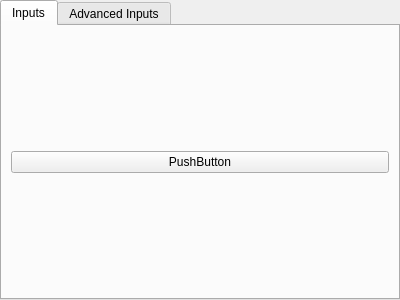
This is Source/Applications/DREAM3D/UI_Files/QFilterInputDockWidget.ui in BlueQuartzSoftware/DREAM3D as Qt 5 draws it before an edit. The edited form follows.
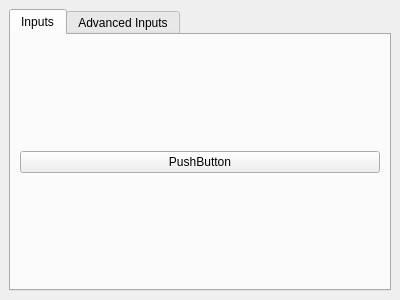
This is the edited form.

Diff of the .ui file:
```diff
--- a/Source/Applications/DREAM3D/UI_Files/QFilterInputDockWidget.ui
+++ b/Source/Applications/DREAM3D/UI_Files/QFilterInputDockWidget.ui
@@ -28,10 +28,15 @@
    <string>Filter Input Parameters</string>
   </property>
   <widget class="QWidget" name="dockWidgetContents">
+   <property name="geometry">
+    <rect>
+     <x>0</x>
+     <y>0</y>
+     <width>201</width>
+     <height>84</height>
+    </rect>
+   </property>
    <layout class="QGridLayout" name="gridLayout">
-    <property name="margin">
-     <number>0</number>
-    </property>
     <property name="spacing">
      <number>0</number>
     </property>
```
Left out of the diff: 6 changed lines with no effect on the pictures.
